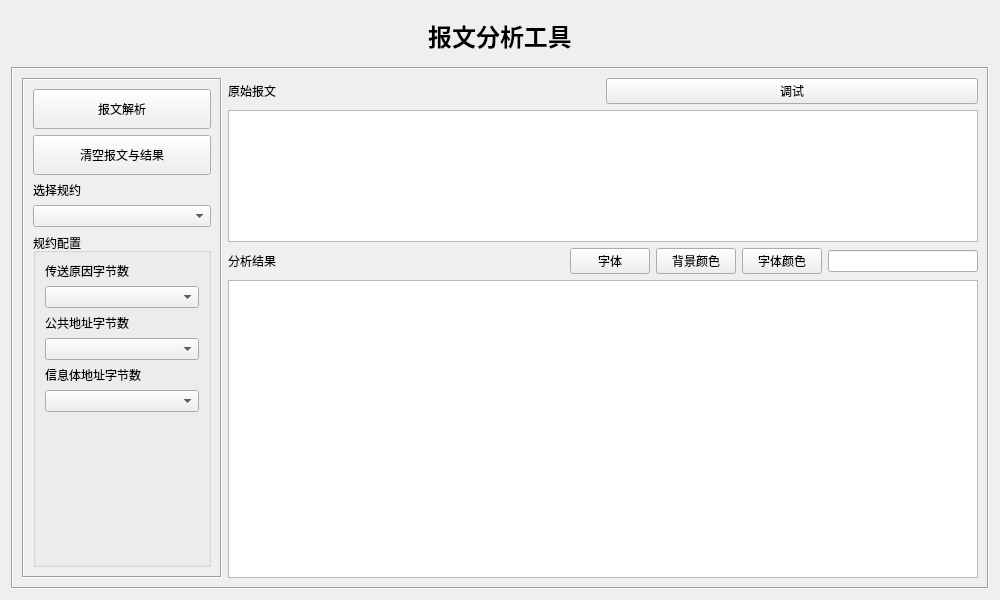
Before: the Qt Designer form src/form/frmanalysis.ui in whx110123/nettool, drawn with Qt 5.
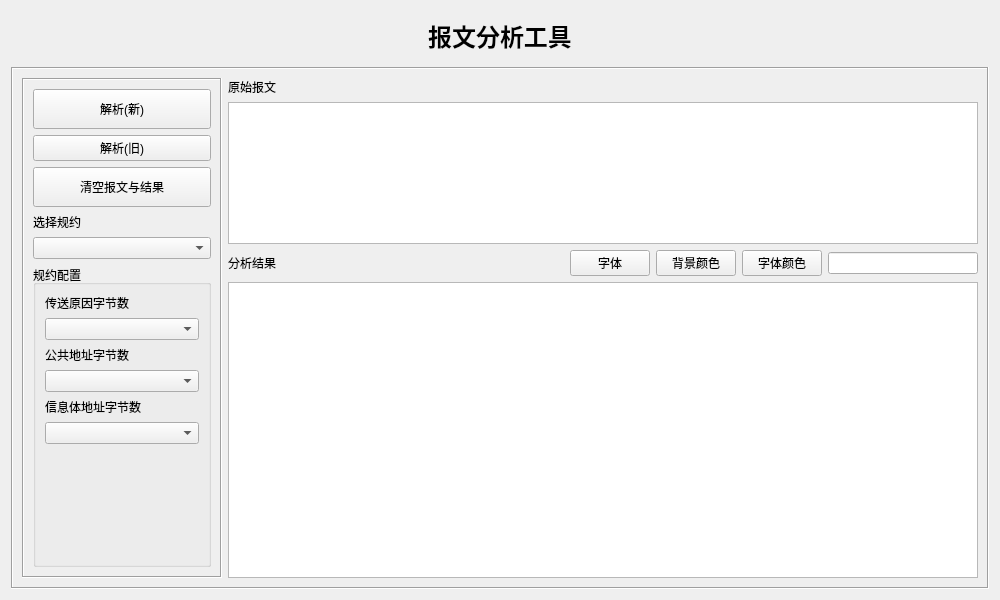
After: the same form once the commit is applied.

Patch:
```diff
--- a/src/form/frmanalysis.ui
+++ b/src/form/frmanalysis.ui
@@ -68,12 +68,25 @@
          <enum>QFrame::Sunken</enum>
         </property>
         <layout class="QVBoxLayout" name="verticalLayout_3">
+         <item>
+          <widget class="QPushButton" name="pushButton_Analysis">
+           <property name="minimumSize">
+            <size>
+             <width>0</width>
+             <height>40</height>
+            </size>
+           </property>
+           <property name="text">
+            <string>解析(新)</string>
+           </property>
+          </widget>
+         </item>
          <item>
           <widget class="QPushButton" name="AnalysisBtn">
            <property name="minimumSize">
             <size>
              <width>0</width>
-             <height>40</height>
+             <height>0</height>
             </size>
            </property>
            <property name="maximumSize">
@@ -83,7 +96,7 @@
             </size>
            </property>
            <property name="text">
-            <string>报文解析</string>
+            <string>解析(旧)</string>
            </property>
           </widget>
          </item>
@@ -196,13 +209,6 @@
         </property>
        </widget>
       </item>
-      <item row="0" column="2">
-       <widget class="QPushButton" name="PBtest">
-        <property name="text">
-         <string>调试</string>
-        </property>
-       </widget>
-      </item>
       <item row="1" column="1" colspan="2">
        <widget class="QTextEdit" name="originaltext">
         <property name="maximumSize">
```
